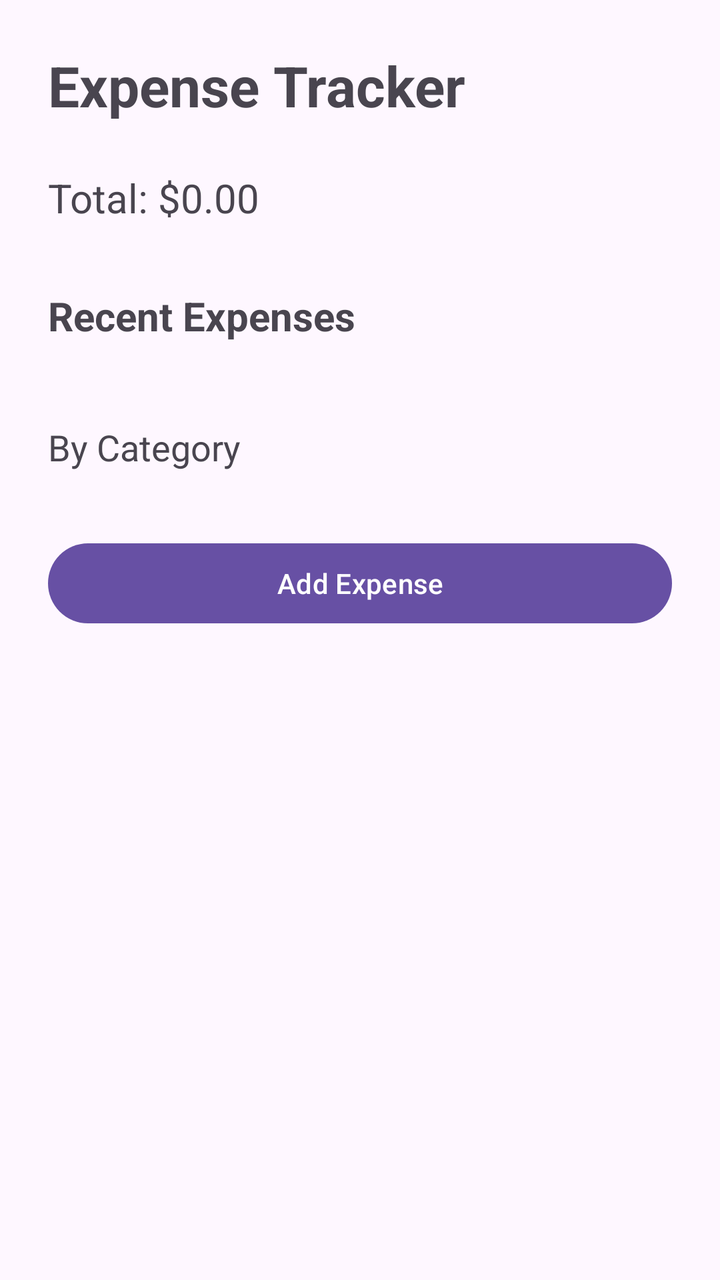
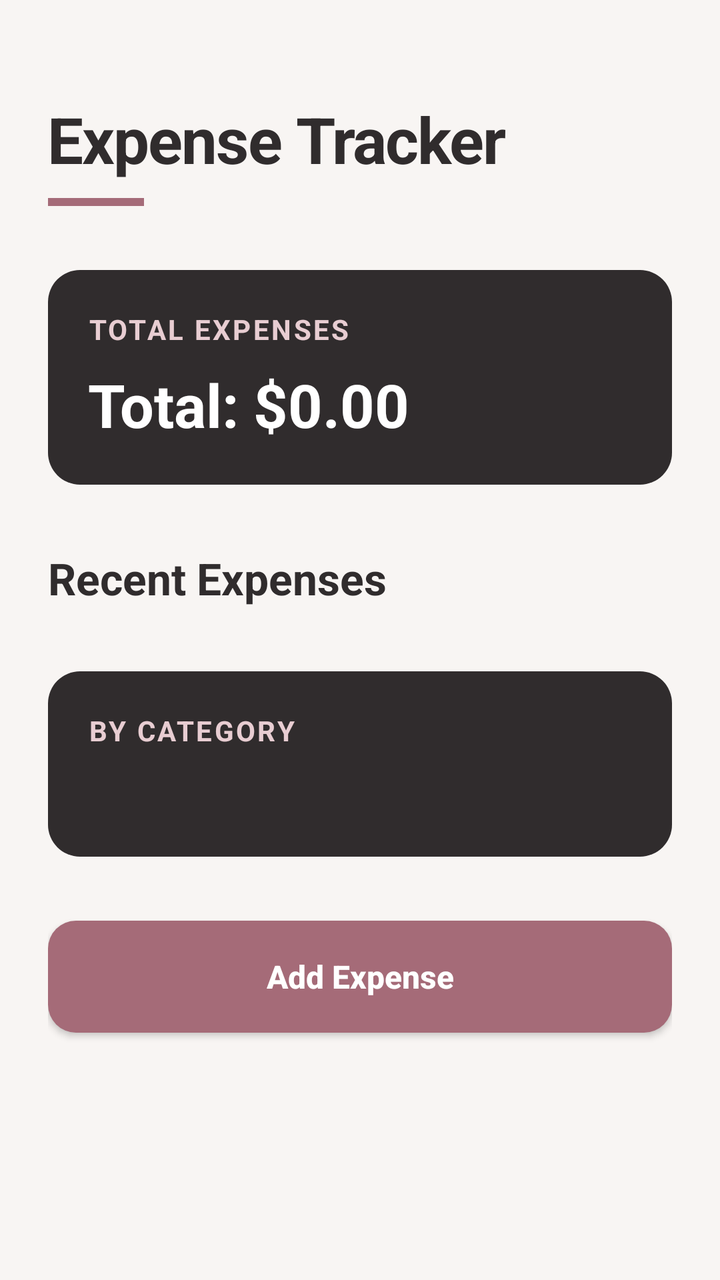

Screens rendered from an Android XML layout before and after an edit, with the pre-edit source and the edit as a unified diff.
<!-- AndroidManifest.xml: application theme Theme.ExpenseTracker -->
<!-- res/layout/activity_main.xml -->
<?xml version="1.0" encoding="utf-8"?>
<LinearLayout
    xmlns:android="http://schemas.android.com/apk/res/android"
    android:layout_width="match_parent"
    android:layout_height="match_parent"
    android:orientation="vertical"
    android:padding="24dp">

    <TextView
        android:layout_width="match_parent"
        android:layout_height="wrap_content"
        android:text="Expense Tracker"
        android:textSize="28sp"
        android:textStyle="bold" />

    <TextView
        android:id="@+id/totalText"
        android:layout_width="match_parent"
        android:layout_height="wrap_content"
        android:layout_marginTop="24dp"
        android:text="Total: $0.00"
        android:textSize="20sp" />

    <TextView
        android:layout_width="match_parent"
        android:layout_height="wrap_content"
        android:layout_marginTop="32dp"
        android:text="Recent Expenses"
        android:textSize="20sp"
        android:textStyle="bold" />

    <LinearLayout
        android:id="@+id/expensesContainer"
        android:layout_width="match_parent"
        android:layout_height="wrap_content"
        android:layout_marginTop="16dp"
        android:orientation="vertical" />

    <TextView
        android:id="@+id/categoryTotalsText"
        android:layout_width="match_parent"
        android:layout_height="wrap_content"
        android:layout_marginTop="24dp"
        android:text="By Category"
        android:textSize="18sp" />

    <Button
        android:id="@+id/addExpenseButton"
        android:layout_width="match_parent"
        android:layout_height="wrap_content"
        android:layout_marginTop="32dp"
        android:text="Add Expense" />

</LinearLayout>
<!-- resources referenced by this layout -->
<resources>
  <style name="Theme.ExpenseTracker" parent="Base.Theme.ExpenseTracker" />
  <style name="Base.Theme.ExpenseTracker" parent="Theme.Material3.DayNight.NoActionBar">
          
          
      </style>
</resources>

<!-- the commit's change to res/layout/activity_main.xml (unified diff, before → after) -->
@@ -1,54 +1,121 @@
 <?xml version="1.0" encoding="utf-8"?>
-<LinearLayout
+<ScrollView
     xmlns:android="http://schemas.android.com/apk/res/android"
+    xmlns:app="http://schemas.android.com/apk/res-auto"
     android:layout_width="match_parent"
     android:layout_height="match_parent"
-    android:orientation="vertical"
-    android:padding="24dp">
+    android:fillViewport="true"
+    android:background="@color/background_cream">
 
-    <TextView
+    <LinearLayout
         android:layout_width="match_parent"
         android:layout_height="wrap_content"
-        android:text="Expense Tracker"
-        android:textSize="28sp"
-        android:textStyle="bold" />
+        android:orientation="vertical"
+        android:padding="24dp">
 
-    <TextView
-        android:id="@+id/totalText"
-        android:layout_width="match_parent"
-        android:layout_height="wrap_content"
-        android:layout_marginTop="24dp"
-        android:text="Total: $0.00"
-        android:textSize="20sp" />
+        <TextView
+            android:layout_width="match_parent"
+            android:layout_height="wrap_content"
+            android:text="Expense Tracker"
+            android:textSize="32sp"
+            android:textStyle="bold"
+            android:textColor="@color/charcoal"
+            android:letterSpacing="-0.02"
+            android:layout_marginTop="24dp"
+            android:layout_marginBottom="8dp" />
 
-    <TextView
-        android:layout_width="match_parent"
-        android:layout_height="wrap_content"
-        android:layout_marginTop="32dp"
-        android:text="Recent Expenses"
-        android:textSize="20sp"
-        android:textStyle="bold" />
+        <View
+            android:layout_width="48dp"
+            android:layout_height="4dp"
+            android:background="@color/rose_primary"
+            android:layout_marginBottom="8dp" />
 
-    <LinearLayout
-        android:id="@+id/expensesContainer"
-        android:layout_width="match_parent"
-        android:layout_height="wrap_content"
-        android:layout_marginTop="16dp"
-        android:orientation="vertical" />
+        <LinearLayout
+            android:layout_width="match_parent"
+            android:layout_height="wrap_content"
+            android:layout_marginTop="24dp"
+            android:padding="20dp"
+            android:orientation="vertical"
+            android:background="@drawable/total_card_background">
 
-    <TextView
-        android:id="@+id/categoryTotalsText"
-        android:layout_width="match_parent"
-        android:layout_height="wrap_content"
-        android:layout_marginTop="24dp"
-        android:text="By Category"
-        android:textSize="18sp" />
+            <TextView
+                android:layout_width="match_parent"
+                android:layout_height="wrap_content"
+                android:text="TOTAL EXPENSES"
+                android:textColor="@color/rose_light"
+                android:textSize="14sp"
+                android:textStyle="bold"
+                android:letterSpacing="0.08" />
 
-    <Button
-        android:id="@+id/addExpenseButton"
-        android:layout_width="match_parent"
-        android:layout_height="wrap_content"
-        android:layout_marginTop="32dp"
-        android:text="Add Expense" />
+            <TextView
+                android:id="@+id/totalText"
+                android:layout_width="match_parent"
+                android:layout_height="wrap_content"
+                android:layout_marginTop="8dp"
+                android:text="Total: $0.00"
+                android:textColor="@color/card_white"
+                android:textSize="30sp"
+                android:textStyle="bold" />
 
-</LinearLayout>
+        </LinearLayout>
+
+        <TextView
+            android:layout_width="match_parent"
+            android:layout_height="wrap_content"
+            android:layout_marginTop="32dp"
+            android:layout_marginBottom="8dp"
+            android:text="Recent Expenses"
+            android:textSize="22sp"
+            android:textStyle="bold"
+            android:textColor="@color/charcoal" />
+
+        <LinearLayout
+            android:id="@+id/expensesContainer"
+            android:layout_width="match_parent"
+            android:layout_height="wrap_content"
+            android:orientation="vertical" />
+
+        <LinearLayout
+            android:layout_width="match_parent"
+            android:layout_height="wrap_content"
+            android:layout_marginTop="24dp"
+            android:orientation="vertical"
+            android:padding="20dp"
+            android:background="@drawable/category_background">
+
+            <TextView
+                android:layout_width="match_parent"
+                android:layout_height="wrap_content"
+                android:text="BY CATEGORY"
+                android:textColor="@color/rose_light"
+                android:textSize="14sp"
+                android:textStyle="bold"
+                android:letterSpacing="0.08" />
+
+            <TextView
+                android:id="@+id/categoryTotalsText"
+                android:layout_width="match_parent"
+                android:layout_height="wrap_content"
+                android:layout_marginTop="12dp"
+                android:textColor="@color/card_white"
+                android:textSize="16sp" />
+
+        </LinearLayout>
+
+        <androidx.appcompat.widget.AppCompatButton
+            android:id="@+id/addExpenseButton"
+            android:layout_width="match_parent"
+            android:layout_height="56dp"
+            android:layout_marginTop="32dp"
+            android:layout_marginBottom="16dp"
+            android:text="Add Expense"
+            android:textColor="@color/card_white"
+            android:textSize="16sp"
+            android:textStyle="bold"
+            android:background="@drawable/add_button_background"
+            app:backgroundTint="@null"
+            android:textAllCaps="false" />
+
+    </LinearLayout>
+
+</ScrollView>
<!-- resource entries referenced after the edit -->
@@ -1,5 +1,38 @@
 <!-- resources referenced by this layout -->
 <resources>
+  <color name="background_cream">#F8F5F3</color>
+  <color name="card_white">#FFFFFF</color>
+  <color name="charcoal">#302C2D</color>
+  <color name="rose_light">#E8CDD2</color>
+  <color name="rose_primary">#A56B78</color>
+  <!-- drawable add_button_background (drawable) -->
+  <shape xmlns:android="http://schemas.android.com/apk/res/android"
+      android:shape="rectangle">
+  
+      <solid android:color="@color/rose_primary" />
+  
+      <corners android:radius="14dp" />
+  
+  </shape>
+  <!-- drawable category_background (drawable) -->
+  <?xml version="1.0" encoding="utf-8"?>
+  <shape xmlns:android="http://schemas.android.com/apk/res/android"
+      android:shape="rectangle">
+  
+      <solid android:color="@color/charcoal" />
+  
+      <corners android:radius="16dp" />
+  
+  </shape>
+  <!-- drawable total_card_background (drawable) -->
+  <shape xmlns:android="http://schemas.android.com/apk/res/android"
+      android:shape="rectangle">
+  
+      <solid android:color="@color/charcoal" />
+  
+      <corners android:radius="16dp" />
+  
+  </shape>
   <style name="Theme.ExpenseTracker" parent="Base.Theme.ExpenseTracker" />
   <style name="Base.Theme.ExpenseTracker" parent="Theme.Material3.DayNight.NoActionBar">
           
